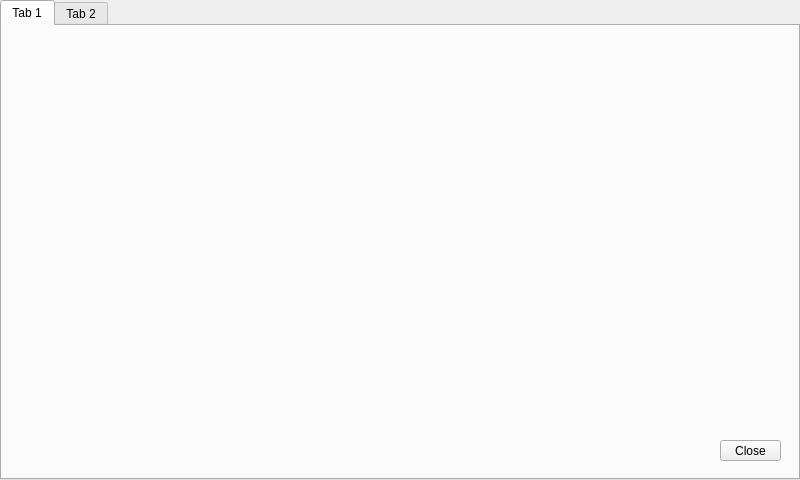
Old version of the form form.ui in the repository SFLACUEVA/AppQT.
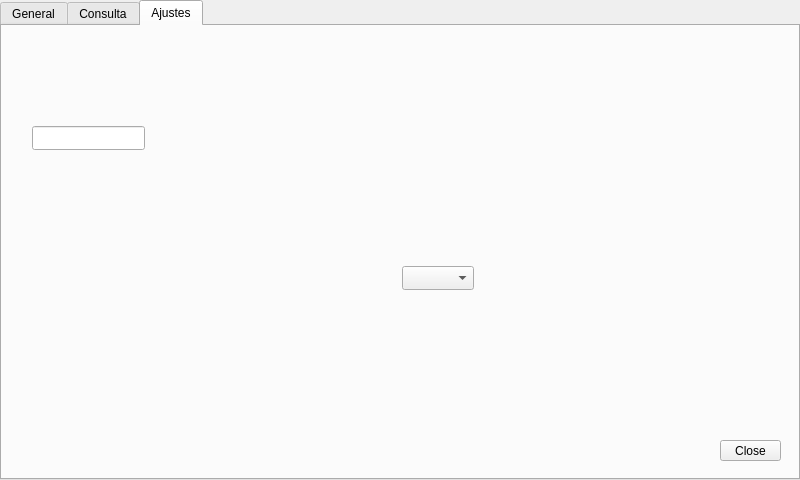
New version of the form.

The edit to the form file:
```diff
--- a/form.ui
+++ b/form.ui
@@ -37,18 +37,43 @@
      </rect>
     </property>
     <property name="currentIndex">
-     <number>0</number>
+     <number>2</number>
     </property>
     <widget class="QWidget" name="tab">
      <attribute name="title">
-      <string>Tab 1</string>
+      <string>General</string>
      </attribute>
     </widget>
     <widget class="QWidget" name="tab_2">
      <attribute name="title">
-      <string>Tab 2</string>
+      <string>Consulta</string>
      </attribute>
     </widget>
+    <widget class="QWidget" name="tabAju">
+     <attribute name="title">
+      <string>Ajustes</string>
+     </attribute>
+     <widget class="QComboBox" name="comboBox">
+      <property name="geometry">
+       <rect>
+        <x>400</x>
+        <y>240</y>
+        <width>72</width>
+        <height>24</height>
+       </rect>
+      </property>
+     </widget>
+     <widget class="QLineEdit" name="lineEdit">
+      <property name="geometry">
+       <rect>
+        <x>30</x>
+        <y>100</y>
+        <width>113</width>
+        <height>24</height>
+       </rect>
+      </property>
+     </widget>
+    </widget>
    </widget>
    <zorder>tabWidget</zorder>
    <zorder>btClose</zorder>
```
Left out of the diff: 10 changed lines with no effect on the pictures.
